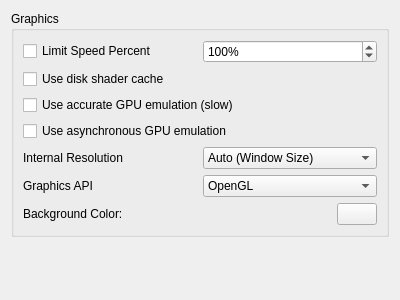
Above: src/yuzu/configuration/configure_graphics.ui from MysticExile/yuzu before the change. Below: the same form after it.
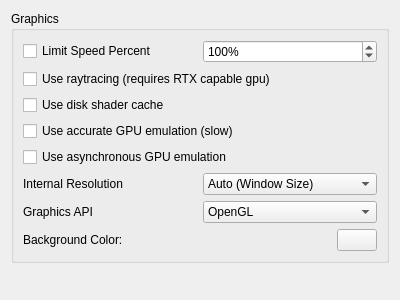
That is the form after the change.

Commit message: Add RTX support

Patch:
```diff
--- a/src/yuzu/configuration/configure_graphics.ui
+++ b/src/yuzu/configuration/configure_graphics.ui
@@ -49,6 +49,13 @@
           </item>
          </layout>
         </item>
+		<item>
+         <widget class="QCheckBox" name="use_raytracing">
+          <property name="text">
+           <string>Use raytracing (requires RTX capable gpu)</string>
+          </property>
+         </widget>
+        </item>
         <item>
          <widget class="QCheckBox" name="use_disk_shader_cache">
           <property name="text">
```
